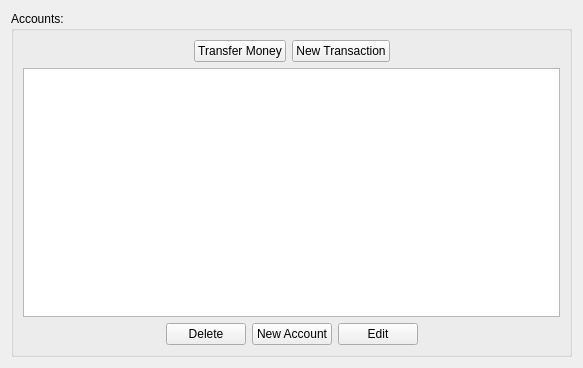
This is source/gui/main_widgets/ManageAccounts.ui in BeenEncoded/check_book_program as Qt 5 draws it before an edit. The edited form follows.
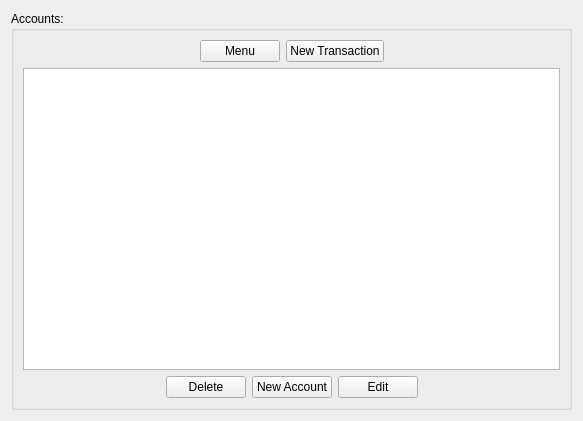
This is the edited form.

What changed in the file:
```diff
--- a/source/gui/main_widgets/ManageAccounts.ui
+++ b/source/gui/main_widgets/ManageAccounts.ui
@@ -7,7 +7,7 @@
     <x>0</x>
     <y>0</y>
     <width>583</width>
-    <height>368</height>
+    <height>421</height>
    </rect>
   </property>
   <property name="windowTitle">
@@ -38,7 +38,7 @@
         <item>
          <widget class="QPushButton" name="transfer_button">
           <property name="text">
-           <string>Transfer Money</string>
+           <string>Menu</string>
           </property>
          </widget>
         </item>
```
Left out of the diff: 27 changed lines with no effect on the pictures.
